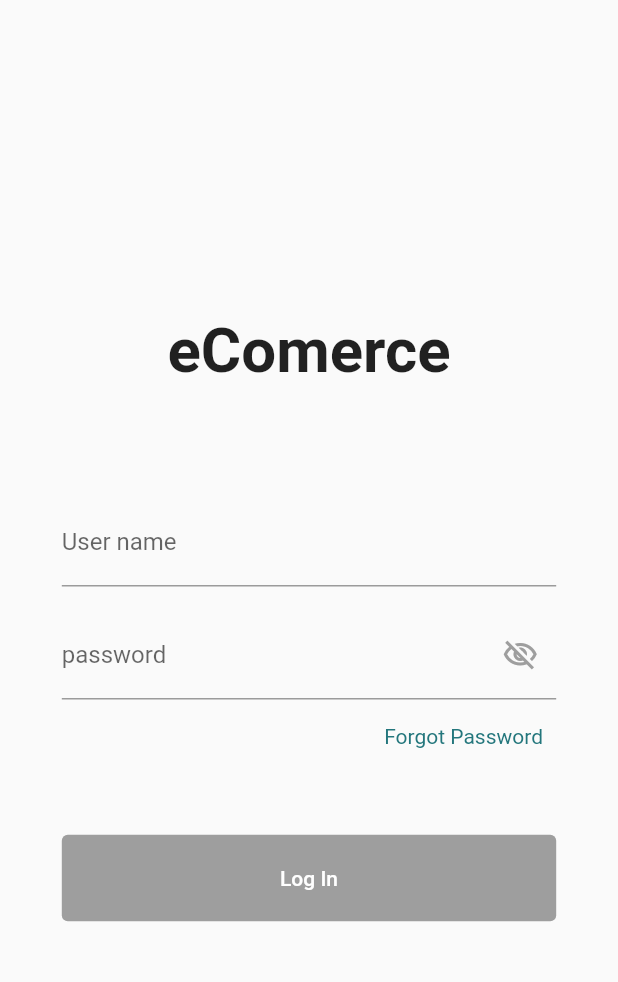
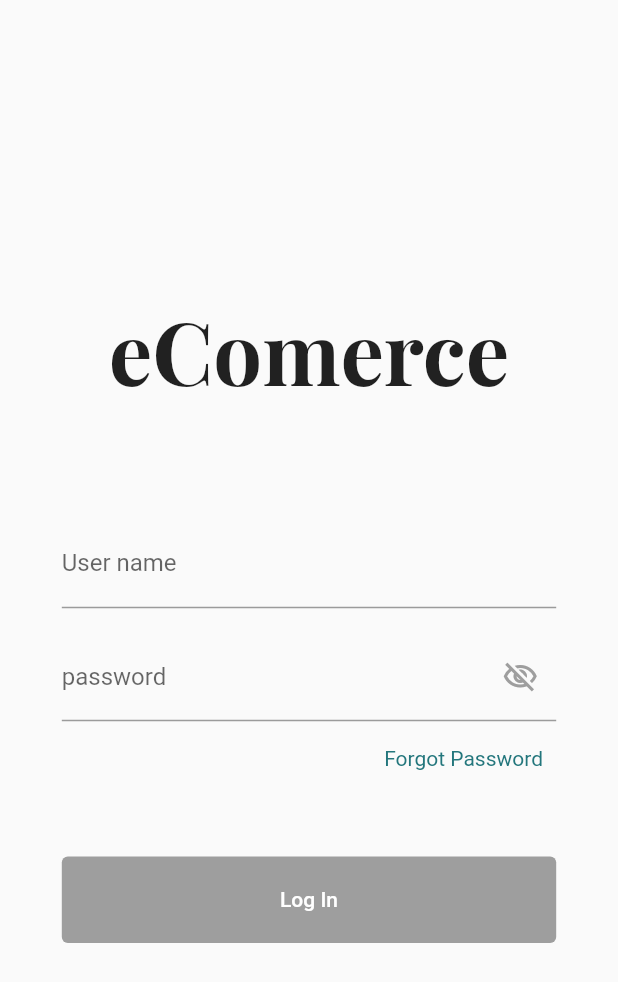
Before and after one commit to 4xMafole/test_store, a Flutter app: the screen it shows after launch, after a tap on "Forgot Password", on a phone screen of 412 x 824 dp. Shown: the top 982 px of the screen. Run offline on Flutter 3.47's test engine with Material 2 defaults, Android fonts, the phone set to English and light mode, and no system bars; our stand-ins replace bloc, equatable, flutter_bloc, formz, google_fonts, hydrated_bloc; accounts and stored records are empty; generated files the repository leaves out were written again; network calls fail.

Commit message:
feat: added fonts.

```diff
--- a/lib/login/view/login_form.dart
+++ b/lib/login/view/login_form.dart
@@ -4,6 +4,7 @@ import 'package:flutter_bloc/flutter_bloc.dart';
 import 'package:formz/formz.dart';
 
 import 'package:test_store/login/bloc/login_bloc.dart';
+import 'package:google_fonts/google_fonts.dart';
 
 class LoginForm extends StatelessWidget {
   const LoginForm({super.key});
@@ -94,10 +95,8 @@ class TextLogo extends StatelessWidget {
   Widget build(BuildContext context) {
     return Text(
       'eComerce',
-      style: TextStyle(
-        fontSize: size.width * 0.1,
-        fontWeight: FontWeight.bold,
-      ),
+      style: GoogleFonts.playfairDisplay()
+          .copyWith(fontSize: size.width * 0.14, fontWeight: FontWeight.bold),
     );
   }
 }
--- a/lib/login/view/view.dart
+++ b/lib/login/view/view.dart
@@ -1,2 +1,2 @@
-export 'login_page1.dart';
+export 'login_page.dart';
 export 'login_view.dart';
--- a/lib/products/cubit/products_cubit.dart
+++ b/lib/products/cubit/products_cubit.dart
@@ -32,8 +32,8 @@ class ProductsCubit extends HydratedCubit<ProductsState> {
   }
 
   Future<void> refreshProducts() async {
-    if (!state.status.isSuccess) return;
-    if (state.products == <Product>[]) return;
+    // if (!state.status.isSuccess) return;
+    // if (state.products == <Product>[]) return;
 
     try {
       final products = await _storeRepository.getProducts();
--- a/lib/splash/view/splash_page.dart
+++ b/lib/splash/view/splash_page.dart
@@ -1,4 +1,5 @@
 import 'package:flutter/material.dart';
+import 'package:google_fonts/google_fonts.dart';
 
 class SplashPage extends StatelessWidget {
   const SplashPage({super.key});
@@ -9,15 +10,13 @@ class SplashPage extends StatelessWidget {
 
   @override
   Widget build(BuildContext context) {
-    return const Scaffold(
+    final size = MediaQuery.of(context).size;
+    return Scaffold(
       body: Center(
         child: Text(
           'eComerce',
-          style: TextStyle(
-            fontSize: 70,
-            color: Color.fromARGB(255, 31, 108, 114),
-            fontWeight: FontWeight.bold,
-          ),
+          style: GoogleFonts.playfairDisplay().copyWith(
+              fontSize: size.width * 0.14, fontWeight: FontWeight.bold),
         ),
       ),
     );
```
Also changed, not shown: lib/home/view/home_view.dart (+5 -6 lines), lib/login/view/login_page1.dart (deleted, +0 -120 lines).
